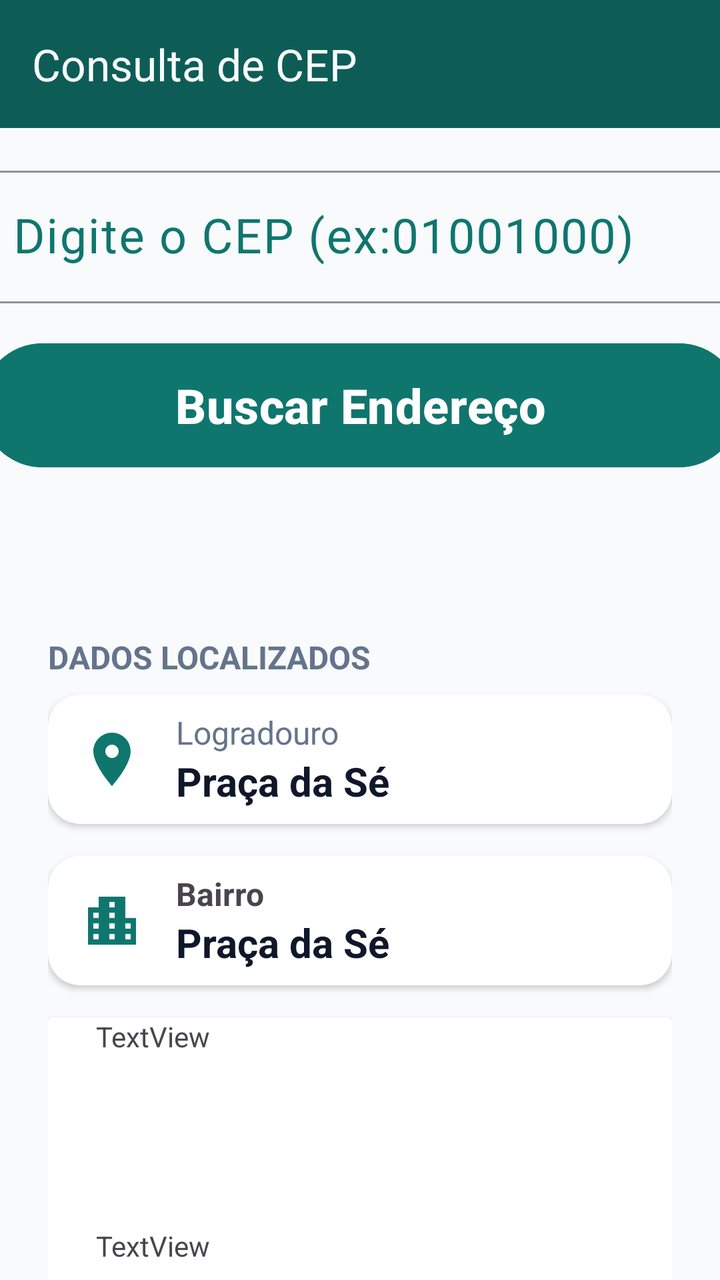
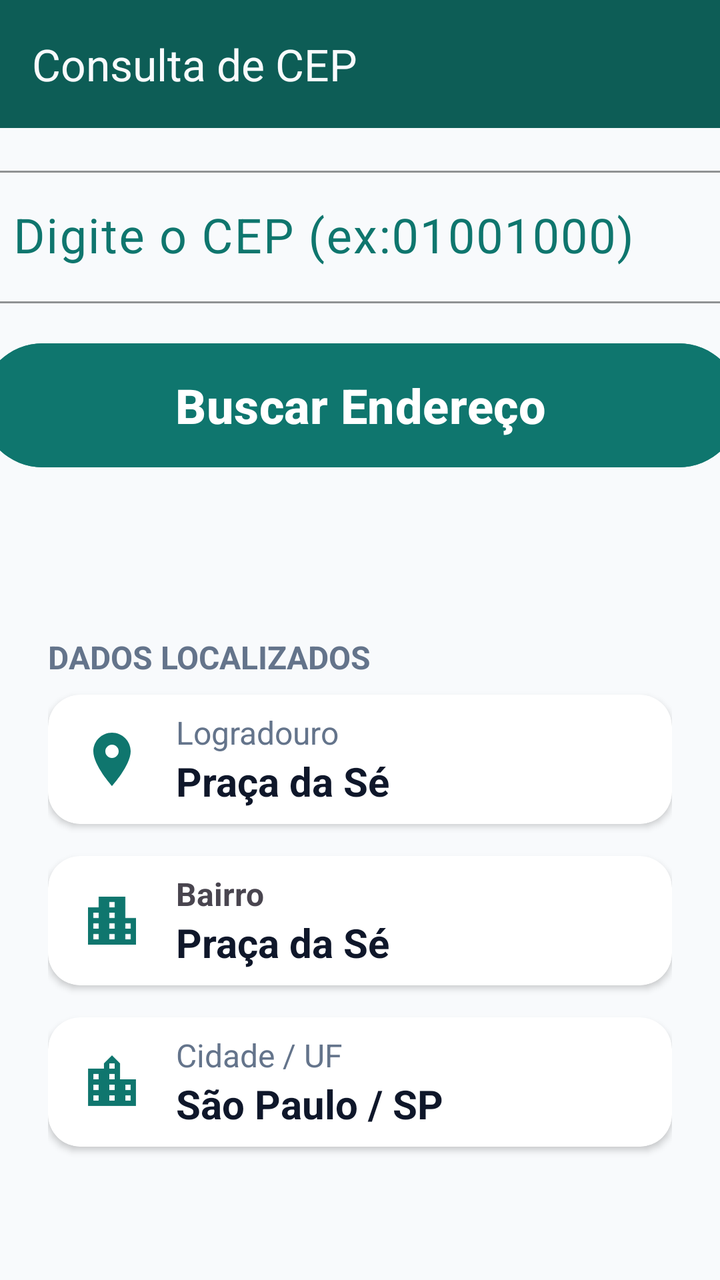

Before-and-after screenshots of an Android layout around one commit, followed by the original layout XML and the change that was made.
<!-- AndroidManifest.xml: application theme Theme.ApiViaCepVesp -->
<!-- res/layout/activity_main.xml -->
<?xml version="1.0" encoding="utf-8"?>
<androidx.constraintlayout.widget.ConstraintLayout xmlns:android="http://schemas.android.com/apk/res/android"
    xmlns:app="http://schemas.android.com/apk/res-auto"
    xmlns:tools="http://schemas.android.com/tools"
    android:id="@+id/main"
    android:layout_width="match_parent"
    android:layout_height="match_parent"
    tools:context=".MainActivity">

    <include
        android:id="@+id/includeAppBar"
        layout="@layout/app_bar"
        android:layout_width="0dp"
        android:layout_height="wrap_content"
        app:layout_constraintEnd_toEndOf="parent"
        app:layout_constraintStart_toStartOf="parent"
        app:layout_constraintTop_toTopOf="parent" />

    <com.google.android.material.textfield.TextInputLayout
        android:id="@+id/tilCep"
        android:layout_width="380dp"
        android:layout_height="wrap_content"
        android:layout_marginTop="16dp"
        android:textColorHint="@color/verde"
        app:boxStrokeColor="@color/verde"
        app:cursorColor="@color/verde"
        app:hintTextColor="@color/verde"
        app:layout_constraintEnd_toEndOf="parent"
        app:layout_constraintStart_toStartOf="parent"
        app:layout_constraintTop_toBottomOf="@id/includeAppBar">

        <com.google.android.material.textfield.TextInputEditText
            android:id="@+id/tietCep"
            android:layout_width="match_parent"
            android:layout_height="wrap_content"
            android:hint="Digite o CEP (ex:01001000)"
            android:inputType="number"
            android:maxLength="8"
            android:textColor="@color/verde"
            android:textSize="24sp" />
    </com.google.android.material.textfield.TextInputLayout>

    <Button
        android:id="@+id/btBuscar"
        android:layout_width="380dp"
        android:layout_height="70dp"
        android:layout_marginTop="16dp"
        android:backgroundTint="@color/verde"
        android:text="Buscar Endereço"
        android:textSize="24sp"
        android:textStyle="bold"
        app:layout_constraintEnd_toEndOf="parent"
        app:layout_constraintHorizontal_bias="0.5"
        app:layout_constraintStart_toStartOf="parent"
        app:layout_constraintTop_toBottomOf="@+id/tilCep" />

    <ProgressBar
        android:id="@+id/pgBuscar"
        style="?android:attr/progressBarStyle"
        android:layout_width="wrap_content"
        android:layout_height="wrap_content"
        android:layout_marginTop="16dp"
        android:indeterminateTint="@color/verde"
        app:layout_constraintEnd_toEndOf="parent"
        app:layout_constraintHorizontal_bias="0.5"
        app:layout_constraintStart_toStartOf="parent"
        app:layout_constraintTop_toBottomOf="@+id/btBuscar" />

    <LinearLayout
        android:id="@+id/llResultado"
        android:layout_width="0dp"
        android:layout_height="400dp"
        android:layout_marginStart="24dp"
        android:layout_marginTop="16dp"
        android:layout_marginEnd="24dp"
        android:orientation="vertical"
        app:layout_constraintEnd_toEndOf="parent"
        app:layout_constraintHorizontal_bias="0.5"
        app:layout_constraintStart_toStartOf="parent"
        app:layout_constraintTop_toBottomOf="@+id/pgBuscar">

        <TextView
            android:id="@+id/textView"
            android:layout_width="match_parent"
            android:layout_height="wrap_content"
            android:layout_marginBottom="8dp"
            android:text="DADOS LOCALIZADOS"
            android:textColor="@color/cinza"
            android:textSize="16sp"
            android:textStyle="bold" />

        <androidx.cardview.widget.CardView
            android:layout_width="match_parent"
            android:layout_height="wrap_content"
            android:layout_marginBottom="16dp"
            app:cardCornerRadius="16dp">

            <androidx.constraintlayout.widget.ConstraintLayout
                android:id="@+id/tvLogradouro"
                android:layout_width="match_parent"
                android:layout_height="match_parent">

                <ImageView
                    android:id="@+id/imageView"
                    android:layout_width="32dp"
                    android:layout_height="32dp"
                    android:layout_marginStart="16dp"
                    android:tint="@color/verde"
                    app:layout_constraintBottom_toBottomOf="parent"
                    app:layout_constraintStart_toStartOf="parent"
                    app:layout_constraintTop_toTopOf="parent"
                    app:layout_constraintVertical_bias="0.5"
                    app:srcCompat="@drawable/ic_location_on" />

                <TextView
                    android:id="@+id/textView2"
                    android:layout_width="wrap_content"
                    android:layout_height="wrap_content"
                    android:layout_marginStart="16dp"
                    android:layout_marginTop="8dp"
                    android:text="Logradouro"
                    android:textColor="@color/cinza"
                    android:textSize="16sp"
                    app:layout_constraintStart_toEndOf="@+id/imageView"
                    app:layout_constraintTop_toTopOf="parent" />

                <TextView
                    android:id="@+id/textView3"
                    android:layout_width="wrap_content"
                    android:layout_height="wrap_content"
                    android:layout_marginStart="16dp"
                    android:layout_marginBottom="8dp"
                    android:text="Praça da Sé"
                    android:textColor="@color/cinzaEscuro"
                    android:textSize="20sp"
                    android:textStyle="bold"
                    app:layout_constraintBottom_toBottomOf="parent"
                    app:layout_constraintStart_toEndOf="@+id/imageView"
                    app:layout_constraintTop_toBottomOf="@+id/textView2" />
            </androidx.constraintlayout.widget.ConstraintLayout>
        </androidx.cardview.widget.CardView>

        <androidx.cardview.widget.CardView
            android:layout_width="match_parent"
            android:layout_height="wrap_content"
            android:layout_marginBottom="16dp"
            app:cardCornerRadius="16dp">

            <androidx.constraintlayout.widget.ConstraintLayout
                android:layout_width="match_parent"
                android:layout_height="match_parent">

                <ImageView
                    android:id="@+id/imageView2"
                    android:layout_width="32dp"
                    android:layout_height="32dp"
                    android:layout_marginStart="16dp"
                    android:tint="@color/verde"
                    app:layout_constraintBottom_toBottomOf="parent"
                    app:layout_constraintStart_toStartOf="parent"
                    app:layout_constraintTop_toTopOf="parent"
                    app:layout_constraintVertical_bias="0.5"
                    app:srcCompat="@drawable/ic_apartment" />

                <TextView
                    android:id="@+id/textView4"
                    android:layout_width="wrap_content"
                    android:layout_height="wrap_content"
                    android:layout_marginStart="16dp"
                    android:layout_marginTop="8dp"
                    android:text="Bairro"
                    android:textSize="16sp"
                    android:textStyle="bold"
                    app:layout_constraintStart_toEndOf="@+id/imageView2"
                    app:layout_constraintTop_toTopOf="parent" />

                <TextView
                    android:id="@+id/tvBairro"
                    android:layout_width="wrap_content"
                    android:layout_height="wrap_content"
                    android:layout_marginStart="16dp"
                    android:layout_marginBottom="8dp"
                    android:text="Praça da Sé"
                    android:textColor="@color/cinzaEscuro"
                    android:textSize="20sp"
                    android:textStyle="bold"
                    app:layout_constraintBottom_toBottomOf="parent"
                    app:layout_constraintStart_toEndOf="@+id/imageView2"
                    app:layout_constraintTop_toBottomOf="@+id/textView4" />
            </androidx.constraintlayout.widget.ConstraintLayout>
        </androidx.cardview.widget.CardView>

        <androidx.cardview.widget.CardView
            android:layout_width="match_parent"
            android:layout_height="match_parent" >

            <androidx.constraintlayout.widget.ConstraintLayout
                android:layout_width="match_parent"
                android:layout_height="match_parent">

                <ImageView
                    android:id="@+id/imageView3"
                    android:layout_width="wrap_content"
                    android:layout_height="wrap_content"
                    app:layout_constraintBottom_toBottomOf="parent"
                    app:layout_constraintStart_toStartOf="parent"
                    app:layout_constraintTop_toTopOf="parent"
                    app:layout_constraintVertical_bias="0.5"
                    app:srcCompat="@drawable/ic_location_city" />

                <TextView
                    android:id="@+id/textView5"
                    android:layout_width="wrap_content"
                    android:layout_height="wrap_content"
                    android:text="TextView"
                    app:layout_constraintStart_toEndOf="@+id/imageView3"
                    app:layout_constraintTop_toTopOf="parent" />

                <TextView
                    android:id="@+id/textView6"
                    android:layout_width="wrap_content"
                    android:layout_height="wrap_content"
                    android:text="TextView"
                    app:layout_constraintBottom_toBottomOf="parent"
                    app:layout_constraintStart_toEndOf="@+id/imageView3"
                    app:layout_constraintTop_toBottomOf="@+id/textView5" />
            </androidx.constraintlayout.widget.ConstraintLayout>
        </androidx.cardview.widget.CardView>
    </LinearLayout>
</androidx.constraintlayout.widget.ConstraintLayout>
<!-- res/layout/app_bar.xml (included above) -->
<?xml version="1.0" encoding="utf-8"?>
<com.google.android.material.appbar.AppBarLayout xmlns:android="http://schemas.android.com/apk/res/android"
    xmlns:app="http://schemas.android.com/apk/res-auto"
    android:layout_width="match_parent"
    android:layout_height="wrap_content"
    android:background="@color/verdeEscuro"
    android:fitsSystemWindows="true">

    <com.google.android.material.appbar.MaterialToolbar
        android:id="@+id/materialToolbar"
        android:layout_width="match_parent"
        android:layout_height="wrap_content"
        android:background="@color/verdeEscuro"
        android:minHeight="?attr/actionBarSize"
        android:theme="?attr/actionBarTheme"
        app:title="@string/app_name"
        app:titleTextColor="@color/brancoGelo" />
</com.google.android.material.appbar.AppBarLayout>
<!-- resources referenced by this layout -->
<resources>
  <color name="brancoGelo">#F8FAFC</color>
  <color name="cinza">#64748B</color>
  <color name="cinzaEscuro">#0F172A</color>
  <color name="verde">#0F766E</color>
  <color name="verdeEscuro">#0D5D56</color>
  <!-- drawable ic_apartment (drawable) -->
  <vector xmlns:android="http://schemas.android.com/apk/res/android"
      android:width="24dp"
      android:height="24dp"
      android:viewportWidth="24"
      android:viewportHeight="24">
      <path
          android:fillColor="@android:color/white"
          android:pathData="M17,11V3H7v4H3v14h18V11h-4zM7,19H5v-2h2v2zm0,-4H5v-2h2v2zm0,-4H5V9h2v2zm6,8h-2v-2h2v2zm0,-4h-2v-2h2v2zm0,-4h-2V9h2v2zm0,-4h-2V5h2v2zm6,12h-2v-2h2v2zm0,-4h-2v-2h2v2zm0,-4h-2V13h2v2z"/>
  </vector>
  <!-- drawable ic_location_city (drawable) -->
  <vector xmlns:android="http://schemas.android.com/apk/res/android"
      android:width="24dp"
      android:height="24dp"
      android:viewportWidth="24"
      android:viewportHeight="24">
      <path
          android:fillColor="@android:color/white"
          android:pathData="M15,11V5l-3,-3 -3,3v2H3v14h18V11h-6zm-8,8H5v-2h2v2zm0,-4H5v-2h2v2zm0,-4H5V9h2v2zm6,8h-2v-2h2v2zm0,-4h-2v-2h2v2zm0,-4h-2V9h2v2zm0,-4h-2V5h2v2zm6,12h-2v-2h2v2zm0,-4h-2v-2h2v2zm0,-4h-2V13h2v2z"/>
  </vector>
  <!-- drawable ic_location_on (drawable) -->
  <vector xmlns:android="http://schemas.android.com/apk/res/android"
      android:width="24dp"
      android:height="24dp"
      android:viewportWidth="24"
      android:viewportHeight="24">
      <path
          android:fillColor="@android:color/white"
          android:pathData="M12,2C8.13,2 5,5.13 5,9c0,5.25 7,13 7,13s7,-7.75 7,-13c0,-3.87 -3.13,-7 -7,-7zM12,11.5c-1.38,0 -2.5,-1.12 -2.5,-2.5s1.12,-2.5 2.5,-2.5 2.5,1.12 2.5,2.5 -1.12,2.5 -2.5,2.5z"/>
  </vector>
  <string name="app_name">Consulta de CEP</string>
  <style name="Theme.ApiViaCepVesp" parent="Base.Theme.ApiViaCepVesp" />
  <style name="Base.Theme.ApiViaCepVesp" parent="Theme.Material3.DayNight.NoActionBar">
          
          
          <item name="android:colorBackground">@color/brancoGelo</item>
      </style>
</resources>

<!-- the commit's change to res/layout/activity_main.xml (unified diff, before → after) -->
@@ -69,7 +69,7 @@
     <LinearLayout
         android:id="@+id/llResultado"
         android:layout_width="0dp"
-        android:layout_height="400dp"
+        android:layout_height="wrap_content"
         android:layout_marginStart="24dp"
         android:layout_marginTop="16dp"
         android:layout_marginEnd="24dp"
@@ -192,7 +192,9 @@
 
         <androidx.cardview.widget.CardView
             android:layout_width="match_parent"
-            android:layout_height="match_parent" >
+            android:layout_height="wrap_content"
+            android:layout_marginBottom="16dp"
+            app:cardCornerRadius="16dp">
 
             <androidx.constraintlayout.widget.ConstraintLayout
                 android:layout_width="match_parent"
@@ -200,8 +202,10 @@
 
                 <ImageView
                     android:id="@+id/imageView3"
-                    android:layout_width="wrap_content"
-                    android:layout_height="wrap_content"
+                    android:layout_width="32dp"
+                    android:layout_height="32dp"
+                    android:layout_marginStart="16dp"
+                    android:tint="@color/verde"
                     app:layout_constraintBottom_toBottomOf="parent"
                     app:layout_constraintStart_toStartOf="parent"
                     app:layout_constraintTop_toTopOf="parent"
@@ -212,15 +216,24 @@
                     android:id="@+id/textView5"
                     android:layout_width="wrap_content"
                     android:layout_height="wrap_content"
-                    android:text="TextView"
+                    android:layout_marginStart="16dp"
+                    android:layout_marginTop="8dp"
+                    android:text="Cidade / UF"
+                    android:textColor="@color/cinza"
+                    android:textSize="16sp"
                     app:layout_constraintStart_toEndOf="@+id/imageView3"
                     app:layout_constraintTop_toTopOf="parent" />
 
                 <TextView
-                    android:id="@+id/textView6"
-                    android:layout_width="wrap_content"
-                    android:layout_height="wrap_content"
-                    android:text="TextView"
+                    android:id="@+id/tvCidadeUF"
+                    android:layout_width="wrap_content"
+                    android:layout_height="wrap_content"
+                    android:layout_marginStart="16dp"
+                    android:layout_marginBottom="8dp"
+                    android:text="São Paulo / SP"
+                    android:textColor="@color/cinzaEscuro"
+                    android:textSize="20sp"
+                    android:textStyle="bold"
                     app:layout_constraintBottom_toBottomOf="parent"
                     app:layout_constraintStart_toEndOf="@+id/imageView3"
                     app:layout_constraintTop_toBottomOf="@+id/textView5" />
